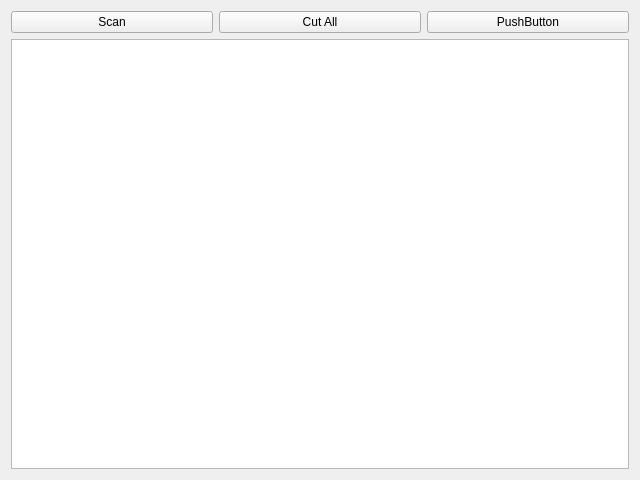
Qt form ui/main.ui (Qchmqs/NetShut) before a commit.
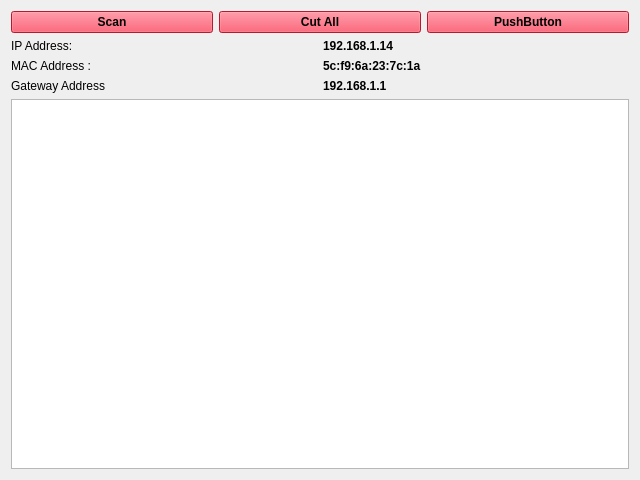
The same form after that commit. Icons and pictures are not drawn.

What changed in the file:
```diff
--- a/ui/main.ui
+++ b/ui/main.ui
@@ -25,6 +25,16 @@
   <property name="windowTitle">
    <string>NetShut</string>
   </property>
+  <property name="styleSheet">
+   <string notr="true">QPushButton {
+	background: rgb(255, 37, 66);
+	font-weight: bold;
+}
+QPushButton:hover {
+	background: rgb(67, 66, 65);
+	color: rgb(218, 218, 203);
+}</string>
+  </property>
   <layout class="QVBoxLayout" name="verticalLayout_2">
    <item>
     <layout class="QVBoxLayout" name="verticalLayout">
@@ -57,6 +67,55 @@
        </item>
       </layout>
      </item>
+     <item>
+      <layout class="QGridLayout" name="gridLayout">
+       <property name="topMargin">
+        <number>0</number>
+       </property>
+       <item row="0" column="1">
+        <widget class="QLabel" name="label_8">
+         <property name="text">
+          <string>&lt;html&gt;&lt;head/&gt;&lt;body&gt;&lt;p&gt;&lt;span style=&quot; font-weight:600;&quot;&gt;192.168.1.14&lt;/span&gt;&lt;/p&gt;&lt;/body&gt;&lt;/html&gt;</string>
+         </property>
+        </widget>
+       </item>
+       <item row="1" column="0">
+        <widget class="QLabel" name="label_10">
+         <property name="text">
+          <string>MAC Address :</string>
+         </property>
+        </widget>
+       </item>
+       <item row="0" column="0">
+        <widget class="QLabel" name="label_5">
+         <property name="text">
+          <string>IP Address:</string>
+         </property>
+        </widget>
+       </item>
+       <item row="2" column="0">
+        <widget class="QLabel" name="label_9">
+         <property name="text">
+          <string>Gateway Address</string>
+         </property>
+        </widget>
+       </item>
+       <item row="2" column="1">
+        <widget class="QLabel" name="label_6">
+         <property name="text">
+          <string>&lt;b&gt;192.168.1.1&lt;/b&gt;</string>
+         </property>
+        </widget>
+       </item>
+       <item row="1" column="1">
+        <widget class="QLabel" name="label_7">
+         <property name="text">
+          <string>&lt;b&gt;5c:f9:6a:23:7c:1a&lt;/b&gt;</string>
+         </property>
+        </widget>
+       </item>
+      </layout>
+     </item>
      <item>
       <widget class="QTableWidget" name="tbl_hosts">
        <property name="selectionMode">
```
Left out of the diff: 6 changed lines with no effect on the pictures.
